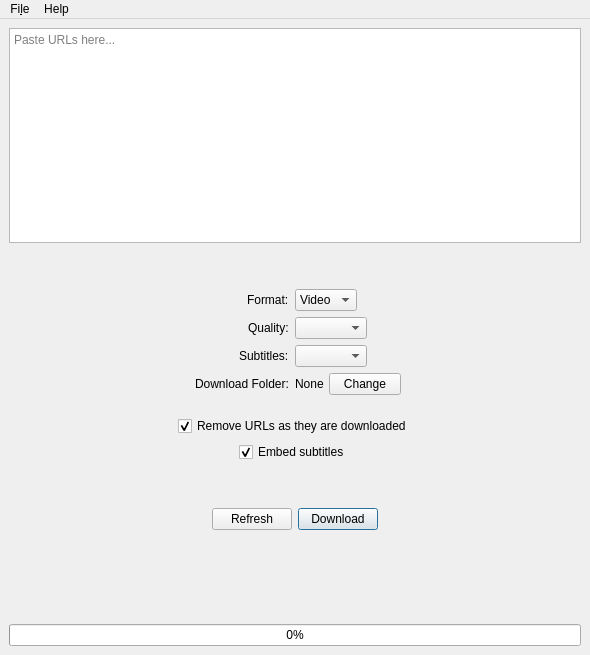
Before: the Qt Designer form designer/main_window.ui in markop404/media-downloader, drawn with Qt 5.
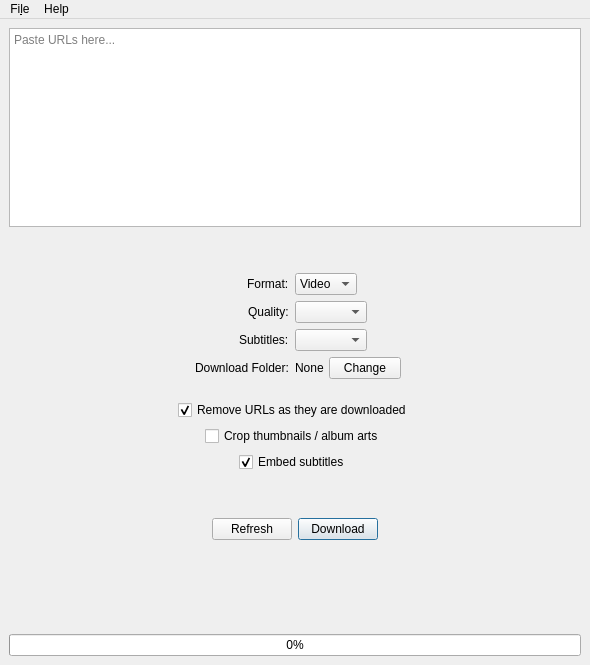
After: the same form once the commit is applied. Icons and pictures are not drawn.

Commit message: Add crop thumbnail checkbox, increase window size

Diff of the .ui file:
```diff
--- a/designer/main_window.ui
+++ b/designer/main_window.ui
@@ -8,7 +8,7 @@
     <x>0</x>
     <y>0</y>
     <width>590</width>
-    <height>655</height>
+    <height>665</height>
    </rect>
   </property>
   <property name="minimumSize">
@@ -192,6 +192,16 @@
       </property>
      </widget>
     </item>
+    <item alignment="Qt::AlignmentFlag::AlignHCenter">
+     <widget class="QCheckBox" name="cropthumbnailsCheckBox">
+      <property name="toolTip">
+       <string>Useful when downloading music.</string>
+      </property>
+      <property name="text">
+       <string>Crop thumbnails / album arts</string>
+      </property>
+     </widget>
+    </item>
     <item alignment="Qt::AlignmentFlag::AlignHCenter">
      <widget class="QCheckBox" name="embedSubtitlesCheckBox">
       <property name="toolTip">
```
Left out of the diff: 2 changed lines with no effect on the pictures.
